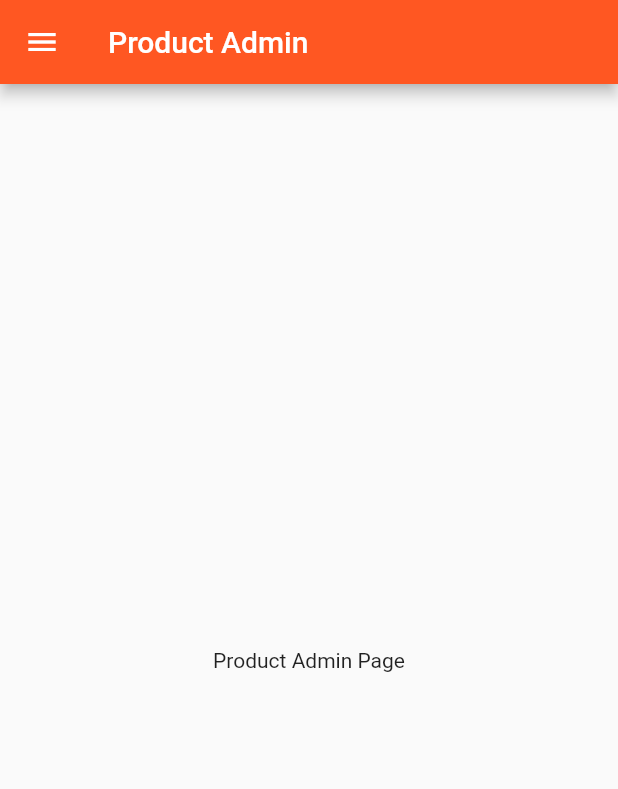
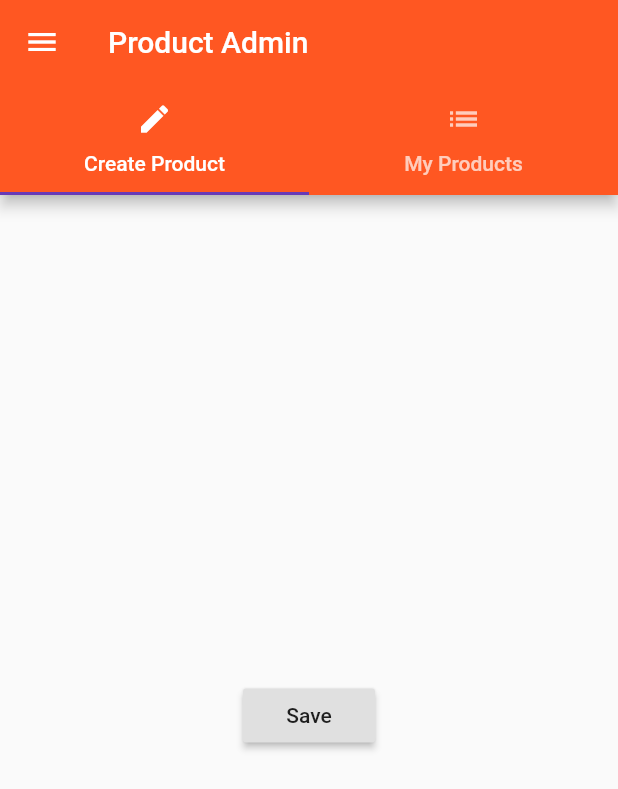
Before and after one commit to shnupta/flutter_course, a Flutter app: the ProductsAdminPage screen opened directly, on a phone screen of 412 x 824 dp. Shown: the top 789 px of the screen. Run offline on Flutter 3.47's test engine with Material 2 defaults, Android fonts, the phone set to English and light mode, and no system bars.

Commit message:
finished section 6 - navigation

```diff
--- a/lib/main.dart
+++ b/lib/main.dart
@@ -1,10 +1,34 @@
 import 'package:flutter/material.dart';
 
 import 'pages/auth.dart';
+import 'pages/products_admin.dart';
+import 'pages/products.dart';
+import 'pages/product.dart';
 
 void main() => runApp(MyApp());
 
-class MyApp extends StatelessWidget {
+class MyApp extends StatefulWidget {
+  @override
+    State<StatefulWidget> createState() {
+      return _MyAppState();
+    }
+}
+
+class _MyAppState extends State<MyApp> {
+  final List<Map<String, String>> _products = [];
+
+void _addProduct(Map<String, String> product) {
+    setState(() {
+      _products.add(product);
+    });
+  }
+
+  void _deleteProduct(int index) {
+    setState(() {
+      _products.removeAt(index);
+    });
+  }
+
   @override
   Widget build(BuildContext context) {
     return MaterialApp(
@@ -12,7 +36,30 @@ class MyApp extends StatelessWidget {
         primarySwatch: Colors.deepOrange,
         accentColor: Colors.deepPurple,
       ),
-      home: AuthPage(),
+      //home: AuthPage(),
+      routes: {
+        '/' : (BuildContext context) => ProductsPage(_products, _addProduct, _deleteProduct),
+        '/admin': (BuildContext context) => ProductsAdminPage(),
+      },
+      onGenerateRoute: (RouteSettings settings) {
+        final List<String> pathElements = settings.name.split('/');
+        if(pathElements[0] != '') {
+          return null;
+        }
+
+        if(pathElements[1] == 'product') {
+          final int index = int.parse(pathElements[2]);
+          return MaterialPageRoute<bool>(
+                        builder: (BuildContext context) => ProductPage(
+                            _products[index]['title'], _products[index]['image']),
+                      );
+        }
+
+        return null;
+      },
+      onUnknownRoute: (RouteSettings settings) {
+        return MaterialPageRoute(builder: (BuildContext context) => ProductsPage(_products, _addProduct, _deleteProduct));
+      },
     );
   }
 }
--- a/lib/pages/auth.dart
+++ b/lib/pages/auth.dart
@@ -14,11 +14,7 @@ class AuthPage extends StatelessWidget {
         child: RaisedButton(
           child: Text('LOGIN'),
           onPressed: () {
-            Navigator.pushReplacement(
-                context,
-                MaterialPageRoute(
-                  builder: (context) => ProductsPage(),
-                ));
+            Navigator.pushReplacementNamed(context, '/');
           },
         ),
       ),
--- /dev/null
+++ b/lib/pages/product_create.dart
@@ -0,0 +1,21 @@
+import 'package:flutter/material.dart';
+
+class ProductCreatePage extends StatelessWidget {
+  @override
+  Widget build(BuildContext context) {
+    return Center(
+      child: RaisedButton(
+        child: Text('Save'),
+        onPressed: () {
+          showModalBottomSheet(
+              context: context,
+              builder: (BuildContext context) {
+                return Center(
+                  child: Text('Saved!'),
+                );
+              });
+        },
+      ),
+    );
+  }
+}
--- a/lib/pages/products.dart
+++ b/lib/pages/products.dart
@@ -1,9 +1,14 @@
 import 'package:flutter/material.dart';
 
 import '../product_manager.dart';
-import 'products_admin.dart';
 
 class ProductsPage extends StatelessWidget {
+  final List<Map<String,String>> products;
+  final Function addProduct;
+  final Function deleteProduct;
+
+  ProductsPage(this.products, this.addProduct, this.deleteProduct);
+
   @override
   Widget build(BuildContext context) {
     return Scaffold(
@@ -16,15 +21,14 @@ class ProductsPage extends StatelessWidget {
         ListTile(
           title: Text('Manage Products'),
           onTap: () {
-            Navigator.pushReplacement(context,
-                MaterialPageRoute(builder: (context) => ProductsAdminPage()));
+            Navigator.pushReplacementNamed(context, '/admin');
           },
         ),
       ])),
       appBar: AppBar(
         title: Text('EasyList'),
       ),
-      body: ProductManager(),
+      body: ProductManager(products, addProduct, deleteProduct),
     );
   }
 }
--- a/lib/pages/products_admin.dart
+++ b/lib/pages/products_admin.dart
@@ -1,27 +1,53 @@
 import 'package:flutter/material.dart';
 
 import 'products.dart';
+import 'product_create.dart';
+import 'product_list.dart';
 
 class ProductsAdminPage extends StatelessWidget {
-  final Map<String,String> products;
-
+  final Map<String, String> products;
 
   @override
   Widget build(BuildContext context) {
-    return Scaffold(
-      drawer: Drawer(
-        child: Column(children: <Widget>[
-          AppBar(title: Text('Choose'), automaticallyImplyLeading: false,),
-          ListTile(title: Text('Products Page'), onTap: () {
-            Navigator.pushReplacement(context, MaterialPageRoute(builder: (context) => ProductsPage()));
-          },)
-        ],)
-      ),
-      appBar: AppBar(
-        title: Text('Product Admin'),
-      ),
-      body: Center(
-        child: Text('Product Admin Page'),
+    return DefaultTabController(
+      length: 2,
+      child: Scaffold(
+        drawer: Drawer(
+            child: Column(
+          children: <Widget>[
+            AppBar(
+              title: Text('Choose'),
+              automaticallyImplyLeading: false,
+            ),
+            ListTile(
+              title: Text('Products Page'),
+              onTap: () {
+                Navigator.pushReplacementNamed(context, '/');
+              },
+            )
+          ],
+        )),
+        appBar: AppBar(
+          title: Text('Product Admin'),
+          bottom: TabBar(
+            tabs: <Widget>[
+              Tab(
+                icon: Icon(Icons.create),
+                text: 'Create Product',
+              ),
+              Tab(
+                icon: Icon(Icons.list),
+                text: 'My Products',
+              ),
+            ],
+          ),
+        ),
+        body: TabBarView(
+          children: <Widget>[
+            ProductCreatePage(),
+            ProductListPage(),
+          ],
+        )
       ),
     );
   }
```
Also changed, not shown: lib/pages/product.dart (+31 -6 lines), lib/pages/product_list.dart (added, +12 -0 lines), lib/product_manager.dart (+7 -44 lines), lib/products.dart (+6 -7 lines).
